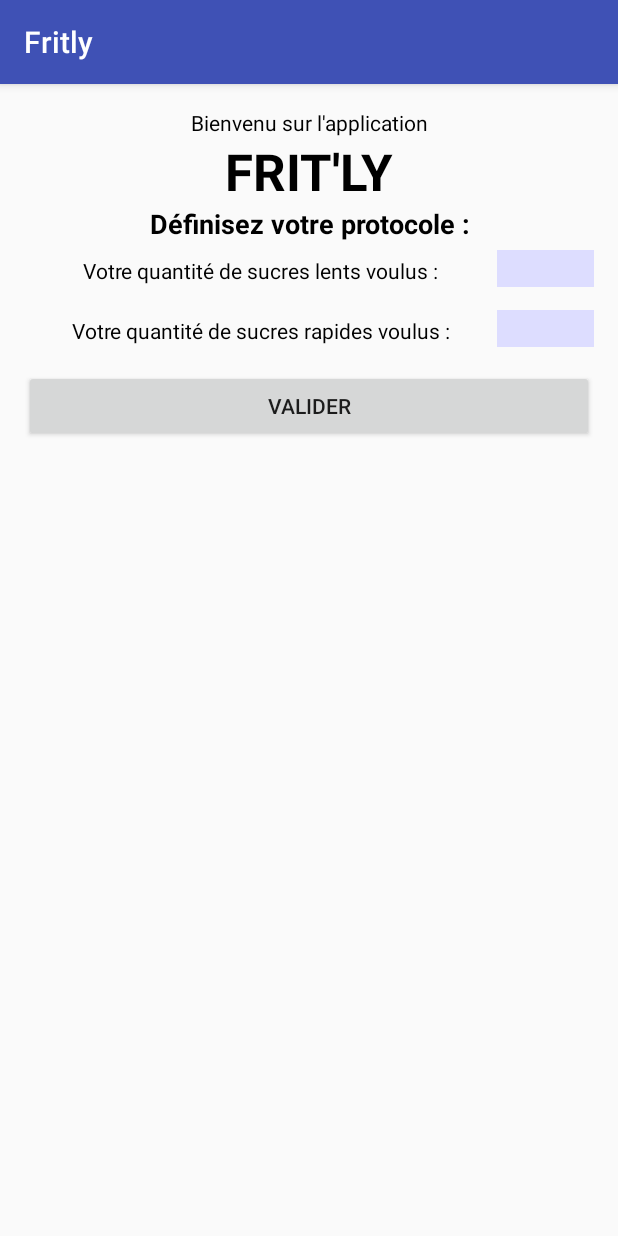
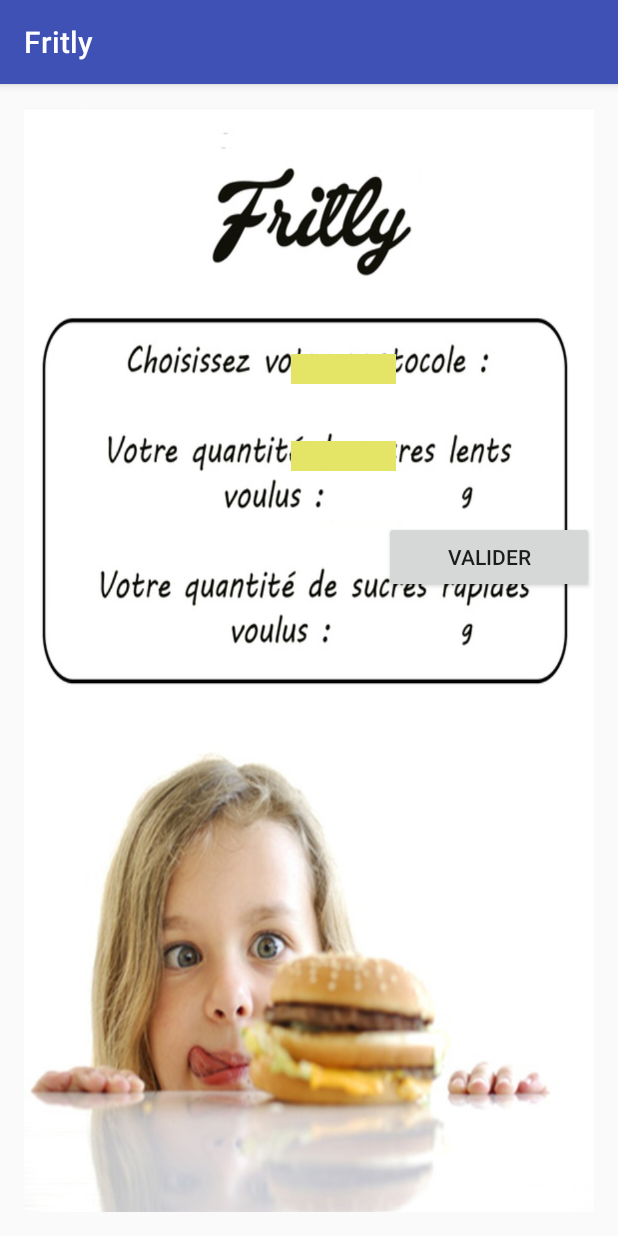
Before and after one commit to Alexandre-LePoupon/sucre, an Android app: the screen it shows after launch (MainActivity), on a phone screen of 412 x 824 dp. Run offline under Robolectric (Android 15) with nearby library versions, the phone set to English and light mode, and no system bars.

Commit message:
Page d'accueil

```diff
--- a/app/src/main/AndroidManifest.xml
+++ b/app/src/main/AndroidManifest.xml
@@ -10,7 +10,8 @@
         android:label="Fritly"
         android:supportsRtl="true"
         android:theme="@style/AppTheme">
-        <activity android:name=".MainActivity">
+        <activity   android:name=".MainActivity"
+                    android:screenOrientation="portrait">
             <intent-filter>
                 <action android:name="android.intent.action.MAIN" />
 
@@ -20,6 +21,7 @@
 
         <activity android:name=".FastFood"
             android:label="FastFood"
+            android:screenOrientation="portrait"
             android:parentActivityName=".MainActivity">
             <meta-data
                 android:name="android.support.PARENT_ACTIVITY"
@@ -28,6 +30,7 @@
 
         <activity android:name=".Produits"
             android:label="produit"
+            android:screenOrientation="portrait"
             android:parentActivityName=".FastFood">
             <meta-data
                 android:name="android.support.PARENT_ACTIVITY"
--- a/app/src/main/res/layout/activity_accueil.xml
+++ b/app/src/main/res/layout/activity_accueil.xml
@@ -1,5 +1,6 @@
 <?xml version="1.0" encoding="utf-8"?>
 <LinearLayout xmlns:android="http://schemas.android.com/apk/res/android"
+    xmlns:app="http://schemas.android.com/apk/res-auto"
     xmlns:tools="http://schemas.android.com/tools"
     android:id="@+id/activity_main"
     android:layout_width="match_parent"
@@ -10,128 +11,51 @@
     android:paddingTop="@dimen/activity_vertical_margin"
     tools:context="com.workshop.sucre.MainActivity">
 
-    <ScrollView
-        android:layout_width="match_parent"
-        android:layout_height="match_parent"
-        android:layout_alignParentTop="true"
-        android:layout_alignParentLeft="true"
-        android:layout_alignParentStart="true">
-
-
-        <LinearLayout
-            android:orientation="vertical"
-            android:layout_width="match_parent"
-            android:layout_height="wrap_content">
-
-            <TextView
-                android:text="Bienvenu sur l'application"
-                android:layout_width="match_parent"
-                android:layout_height="wrap_content"
-                android:id="@+id/messageBienvenu"
-                android:textAlignment="center"
-                tools:text="Bienvenu sur l'application"
-                android:textColor="#000" />
-
-            <TextView
-                android:layout_width="match_parent"
-                android:layout_height="wrap_content"
-                android:layout_alignParentBottom="true"
-                android:layout_centerHorizontal="false"
-                android:id="@+id/titre"
-                android:text="FRIT'LY"
-                android:textAppearance="@style/TextAppearance.AppCompat.Display1"
-                android:textSize="34sp"
-                android:textStyle="normal|bold"
-                android:textAlignment="center"
-                android:textColor="#000" />
-
-            <LinearLayout
+        <RelativeLayout
             android:orientation="vertical"
             android:layout_width="match_parent"
             android:layout_height="wrap_content"
-                tools:background="#AAA"
-                tools:padding="5dp"
-                tools:layout_marginTop="10dp">
+            android:background="@drawable/accueil">
 
-                <TextView
-                    android:text="Définisez votre protocole :"
+            <RelativeLayout
                 android:layout_width="match_parent"
-                    android:layout_height="wrap_content"
-                    android:id="@+id/messageChoixProtocol"
-                    android:textAlignment="center"
-                    android:textColor="#000"
-                    tools:paddingBottom="10dp"
-                    android:textStyle="normal|bold"
-                    android:textSize="18sp" />
+                android:layout_height="match_parent">
 
-                <LinearLayout
-                    android:orientation="horizontal"
-                    android:layout_width="match_parent"
-                    android:layout_height="match_parent"
-                    android:layout_marginBottom="15dp"
-                    android:layout_marginTop="5dp">
-
-                    <TextView
-                        android:text="Votre quantité de sucres lents voulus :"
-                        android:layout_width="match_parent"
-                        android:layout_height="wrap_content"
-                        android:id="@+id/surcresLentes"
-                        android:fontFamily="sans-serif"
-                        android:textSize="14sp"
-                        android:textColor="#000"
-                        android:textAlignment="center"
-                        tools:paddingBottom="5dp"
-                        android:layout_weight="1" />
 
                 <EditText
-                        android:layout_height="wrap_content"
+                    android:layout_height="20dp"
                     android:inputType="numberDecimal"
                     android:ems="10"
                     android:id="@+id/inputSucresLents"
-                        android:background="#DDF"
                     android:textColor="#000"
-                        android:layout_width="130dp"
+                    android:layout_width="70dp"
                     android:textAlignment="center"
-                        android:layout_weight="1" />
-
-                </LinearLayout>
-
-                <LinearLayout
-                    android:orientation="horizontal"
-                    android:layout_width="match_parent"
-                    android:layout_height="match_parent"
-                    android:layout_weight="1"
-                    android:layout_marginBottom="15dp">
-
-                    <TextView
-                        android:text="Votre quantité de sucres rapides voulus :"
-                        android:layout_width="match_parent"
-                        android:layout_height="wrap_content"
-                        android:id="@+id/sucresRapide"
-                        android:textSize="14sp"
-                        android:textColor="#000"
-                        android:textAlignment="center"
-                        android:layout_weight="1" />
+                    android:background="#e4e566"
+                    android:layout_marginTop="164dp"
+                    android:layout_marginLeft="178dp"/>
 
                 <EditText
-                        android:layout_width="130dp"
-                        android:layout_height="wrap_content"
+                    android:layout_height="20dp"
                     android:inputType="numberDecimal"
                     android:ems="10"
                     android:id="@+id/inputSucresRapides"
                     android:textColor="#000"
-                        android:background="#DDF"
+                    android:background="#e4e566"
+                    android:layout_width="70dp"
                     android:textAlignment="center"
-                        android:layout_weight="1" />
-                </LinearLayout>
+                    android:layout_marginTop="222dp"
+                    android:layout_marginLeft="178dp"/>
 
                 <Button
                     android:layout_width="fill_parent"
                     android:layout_height="wrap_content"
                     android:onClick="accueil"
+                    android:layout_marginTop="275dp"
+                    android:layout_marginLeft="240dp"
                     android:text="Valider" />
-            </LinearLayout>
+
+            </RelativeLayout>
+
+        </RelativeLayout>
 
         </LinearLayout>
-    </ScrollView>
-</LinearLayout>
```
Also changed, not shown: app/src/main/res/280.png (added), app/src/main/res/280_gruyere.png (added), app/src/main/res/drawable/accueil.png (added), app/src/main/res/drawable/bienvenue.png (added), app/src/main/res/drawable/enfant.png (added), app/src/main/res/drawable/fritly.png (added), app/src/main/res/drawable/protocole.png (added), app/src/main/res/drawable/sucrelents.png (added), app/src/main/res/drawable/sucrerapides.png (added), app/src/main/res/en_ce_moment.jpg (added), app/src/main/res/mcdo_bigmac.jpg (added), app/src/main/res/mcdo_dessert.jpg (added), app/src/main/res/mcdo_menu.jpg (added), app/src/main/res/mcdo_royalcheese.jpg (added), 4 more files. Lines whose indentation alone changed are shown as unchanged.
